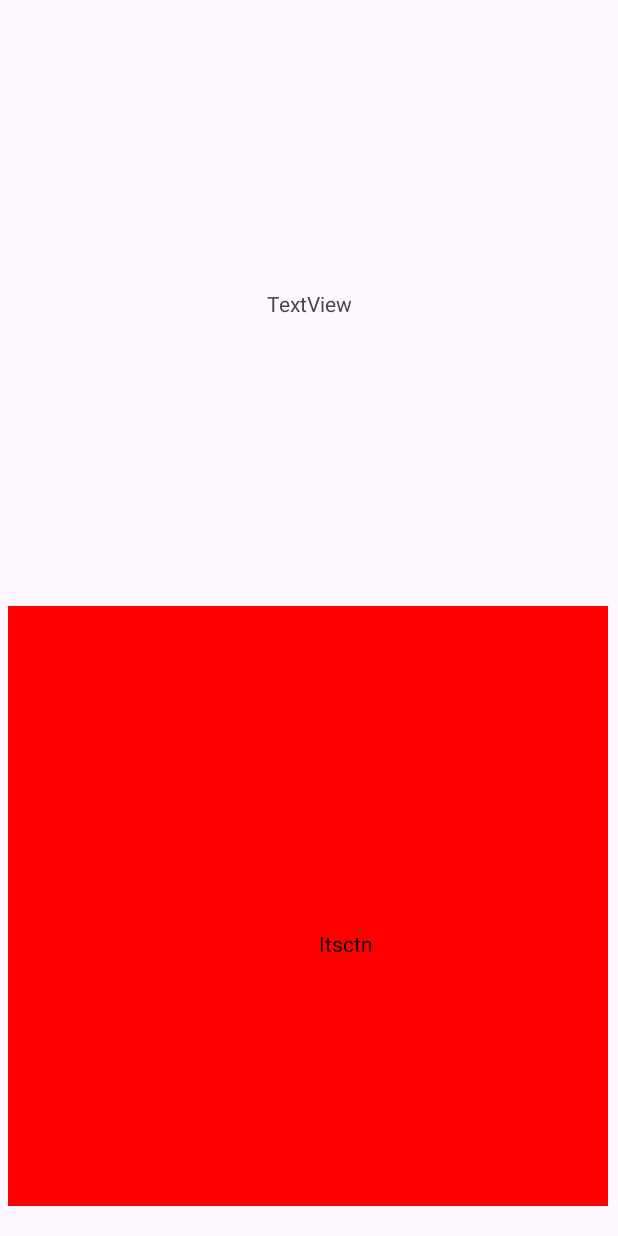
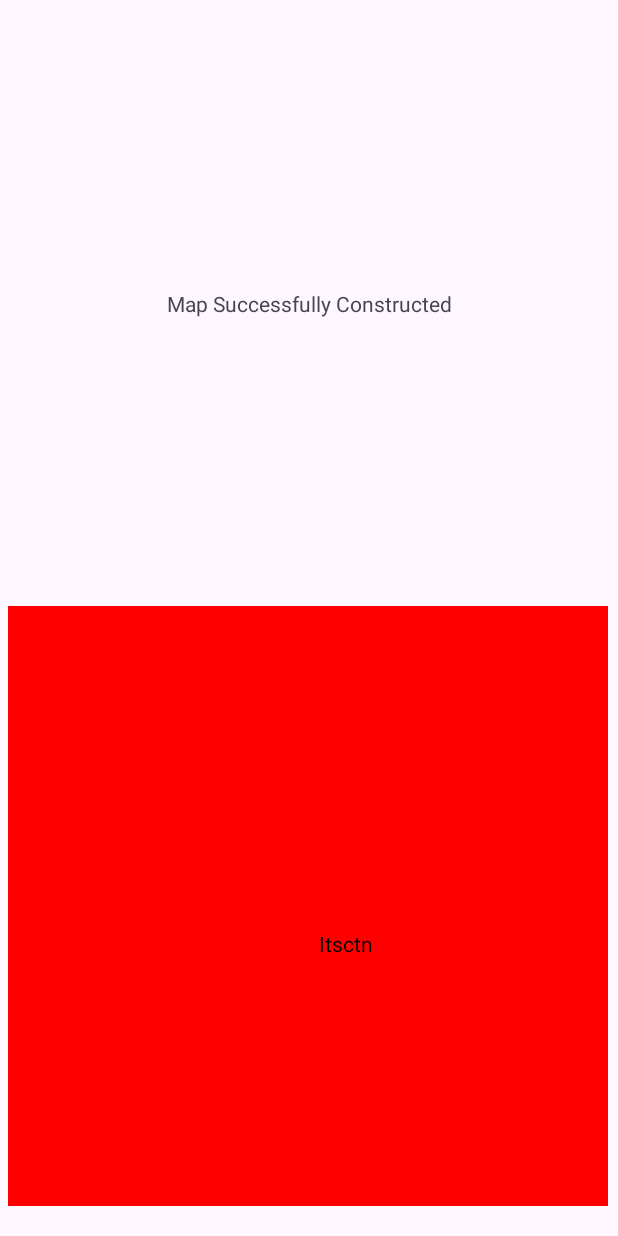
Before and after one commit to StoneEvens/ShopMap, an Android app: the screen it shows after launch (MainActivity), on a phone screen of 412 x 824 dp. Run offline under Robolectric (Android 15) with nearby library versions, the phone set to English and light mode, and no system bars; plain views replace ZoomLayout.

Commit message:
Important Things

```diff
--- a/app/src/main/java/com/shopmap/shopmap/MainActivity.java
+++ b/app/src/main/java/com/shopmap/shopmap/MainActivity.java
@@ -11,6 +11,7 @@ import android.view.ViewGroup;
 import android.widget.Button;
 import android.widget.GridLayout;
 import android.widget.TextView;
+import android.widget.Toast;
 
 import org.w3c.dom.Text;
 
@@ -104,6 +105,7 @@ public class MainActivity extends AppCompatActivity {
                 for (int j = 0; j < gridLayout.getColumnCount(); j++) {
                     View v;
 
+                    //Needs to be re-write when actual program is being done
                     if (i%3 == 0) {
                         if (blockRowType1[j] == 0) {
                             v = getLayoutInflater().inflate(R.layout.intersection, null);
@@ -142,7 +144,7 @@ public class MainActivity extends AppCompatActivity {
                                 @Override
                                 public void onClick(View v) {
                                     Log.i("Debug", "Triggered");
-                                    debugText.setText(String.format("Shelf %d%d Selected", finalI, finalJ));
+                                    debugText.setText(String.format("Shelf %d,%d Selected", finalI, finalJ));
                                 }
                             });
                         }
@@ -158,6 +160,14 @@ public class MainActivity extends AppCompatActivity {
                     gridLayout.addView(v, params);
                 }
             }
+
+            if (!routeList.isEmpty() || !targetShelf.isEmpty()) {
+                debugText.setText("Error Occured When Constructing Map");
+            } else {
+                debugText.setText("Map Successfully Constructed");
+                Toast.makeText(MainActivity.this, "Success", Toast.LENGTH_SHORT).show();
+            }
+
         } catch (NullPointerException e1) {
             debugText.setText(e1.toString());
         }
```
